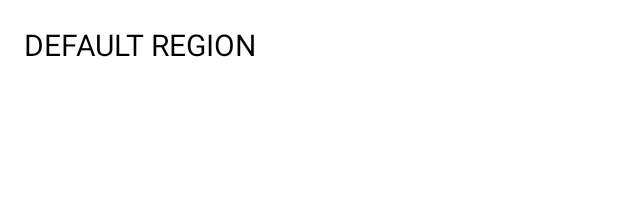
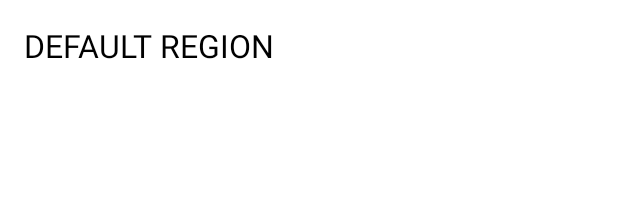
Before and after one commit to elijahkinyamal/xprovpn, an Android app: the layout region_list_item.xml on its own in the app's theme, with its tools: preview values and no code run, on a phone screen of 412 x 824 dp. Shown: the top 224 px of the screen. Run offline under Robolectric (Android 15) with nearby library versions, the phone set to English and light mode, and no system bars.

Commit message:
Update region_list_item.xml

```diff
--- a/src/main/res/layout/region_list_item.xml
+++ b/src/main/res/layout/region_list_item.xml
@@ -11,5 +11,5 @@
         android:padding="@dimen/default_padding"
         android:text="@string/default_region"
         android:textColor="@android:color/black"
-        android:textSize="20sp" />
+        android:textSize="21sp" />
 </LinearLayout>
```
